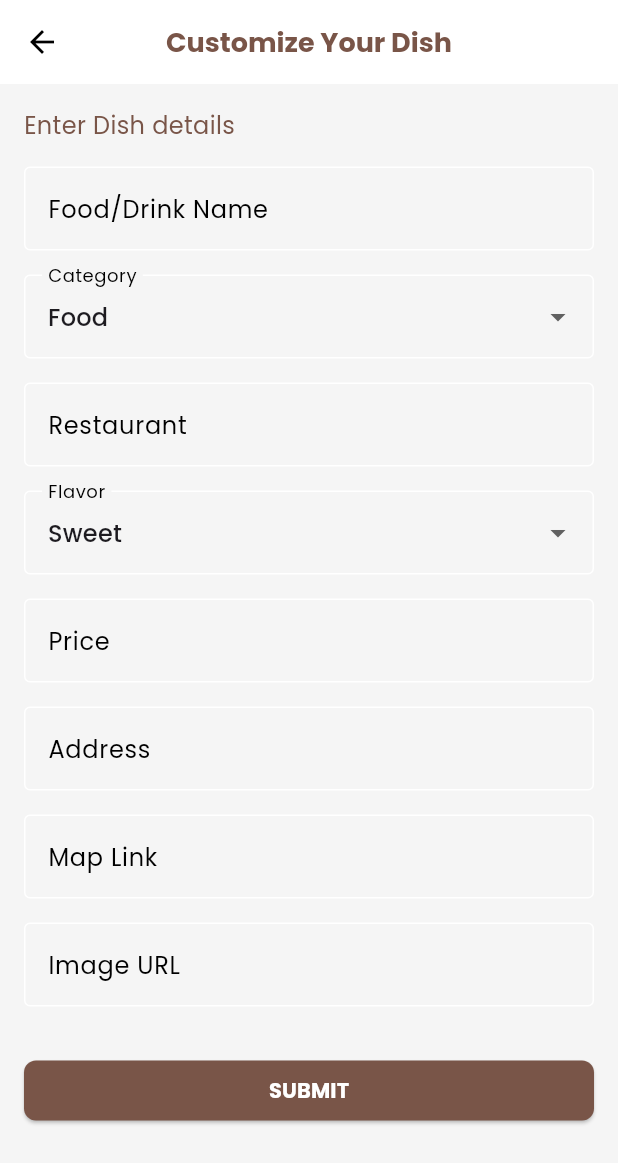
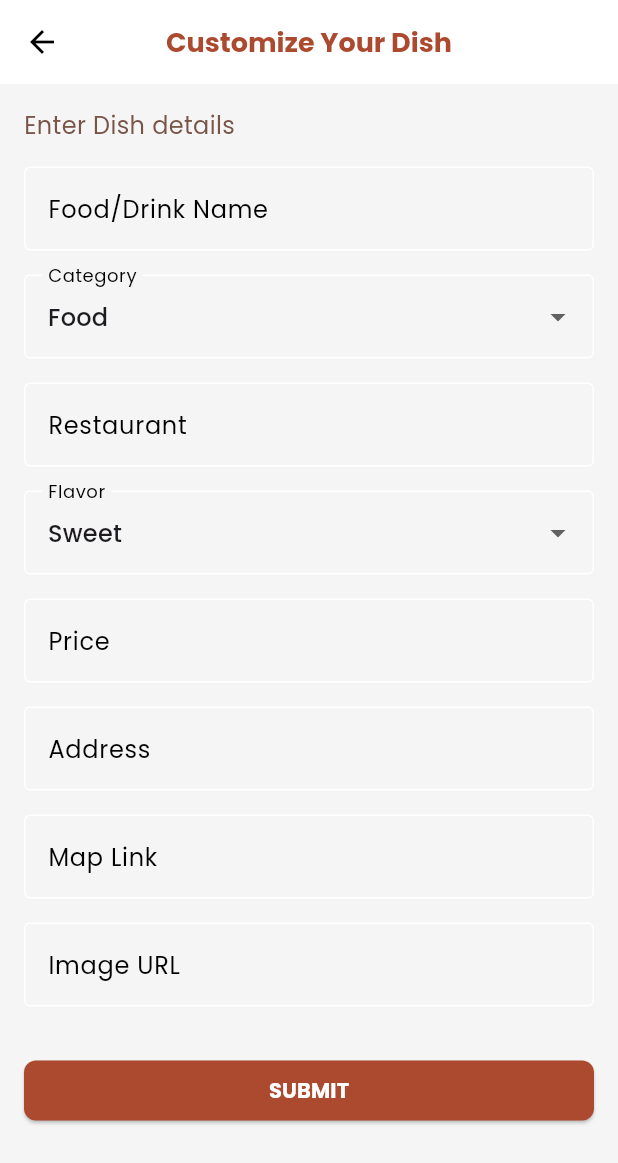
Before and after one commit to tk-pbp-c-05/JelajahRasa-mobile, a Flutter app: the ShowFavorite screen opened directly, after a tap on "Customize Your Dish", on a phone screen of 412 x 824 dp. Shown: the top 1163 px of the screen. Run offline on Flutter 3.47's test engine with Material 3 defaults, Android fonts, the phone set to English and light mode, and no system bars; our stand-ins replace font_awesome_flutter, google_fonts; missing offline and left inert: pbp_django_auth.

Commit message:
change button and title color

```diff
--- a/lib/favorite/screens/customdish_form.dart
+++ b/lib/favorite/screens/customdish_form.dart
@@ -39,7 +39,7 @@ class _CustomDishFormPageState extends State<CustomDishFormPage> {
         title: const Text(
           "Customize Your Dish",
           style: TextStyle(
-            color: Colors.brown,
+            color:Color(0xFFAB4A2F),
             fontSize: 18,
             fontWeight: FontWeight.bold,
           ),
@@ -226,7 +226,7 @@ class _CustomDishFormPageState extends State<CustomDishFormPage> {
                 width: double.infinity,
                 child: ElevatedButton(
                   style: ElevatedButton.styleFrom(
-                    backgroundColor: Colors.brown,
+                    backgroundColor: const Color(0xFFAB4A2F),
                     shape: RoundedRectangleBorder(
                       borderRadius: BorderRadius.circular(8),
                     ),
--- a/lib/favorite/screens/selectmenu_form.dart
+++ b/lib/favorite/screens/selectmenu_form.dart
@@ -42,11 +42,11 @@ class _SelectFromMenuFormPageState extends State<SelectFromMenuFormPage> {
           },
         ),
         title: const Text(
-          "Select From Menu",
+          "Select from Catalog",
           style: TextStyle(
-            color: Colors.black,
+            color: Color(0xFFAB4A2F),
             fontSize: 18,
-            fontWeight: FontWeight.w500,
+            fontWeight: FontWeight.bold,
           ),
         ),
         centerTitle: true,
@@ -137,7 +137,7 @@ class _SelectFromMenuFormPageState extends State<SelectFromMenuFormPage> {
                   }
                 },
                 style: ElevatedButton.styleFrom(
-                  backgroundColor: Colors.brown,
+                  backgroundColor: const Color(0xFFAB4A2F),
                   shape: RoundedRectangleBorder(
                     borderRadius: BorderRadius.circular(8),
                   ),
--- a/lib/favorite/screens/show_favorite.dart
+++ b/lib/favorite/screens/show_favorite.dart
@@ -58,19 +58,6 @@ class _ShowFavoritePageState extends State<ShowFavorite> {
     final request = context.watch<CookieRequest>();
 
     return Scaffold(
-      appBar: AppBar(
-        backgroundColor: Colors.white,
-        elevation: 0,
-        title: const Text(
-          "Favourite Dishes",
-          style: TextStyle(
-            color: Colors.brown,
-            fontSize: 18,
-            fontWeight: FontWeight.bold,
-          ),
-        ),
-        centerTitle: true,
-      ),
       body: Padding(
         padding: const EdgeInsets.all(16.0),
         child: Column(
@@ -104,7 +91,7 @@ class _ShowFavoritePageState extends State<ShowFavorite> {
               children: [
                 ElevatedButton(
                   style: ElevatedButton.styleFrom(
-                    backgroundColor: Colors.brown,
+                    backgroundColor: const Color(0xFFAB4A2F),
                     shape: RoundedRectangleBorder(
                       borderRadius: BorderRadius.circular(8),
                     ),
@@ -125,7 +112,7 @@ class _ShowFavoritePageState extends State<ShowFavorite> {
                 ),
                 ElevatedButton(
                   style: ElevatedButton.styleFrom(
-                    backgroundColor: Colors.brown.shade300,
+                    backgroundColor:const Color(0xFFF18F73),
                     shape: RoundedRectangleBorder(
                       borderRadius: BorderRadius.circular(8),
                     ),
@@ -137,7 +124,7 @@ class _ShowFavoritePageState extends State<ShowFavorite> {
                     );
                   },
                   child: const Text(
-                    "Select from Menu",
+                    "Select from Catalog",
                     style: TextStyle(
                       color: Colors.white,
                       fontWeight: FontWeight.bold,
```
